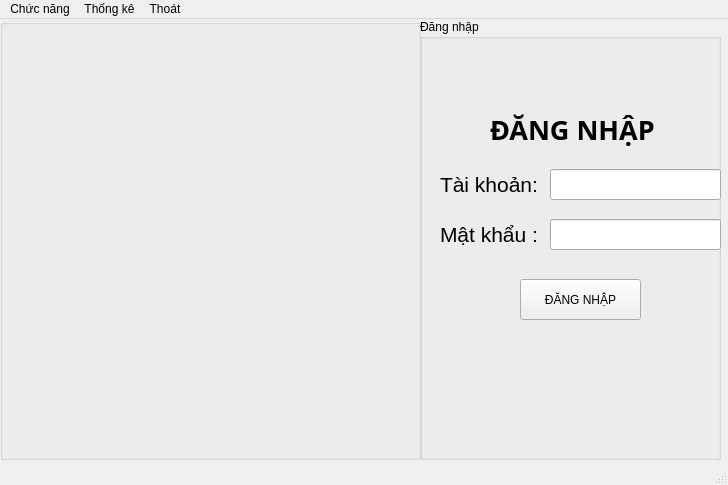
Qt form Dangnhap/dangnhap.ui (lehieu181023/QLTC-python) before a commit.
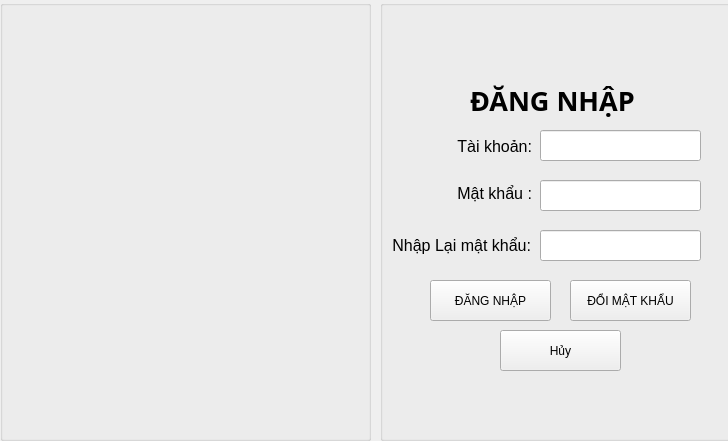
The same form after that commit. Icons and pictures are not drawn.

Patch:
```diff
--- a/Dangnhap/dangnhap.ui
+++ b/Dangnhap/dangnhap.ui
@@ -7,7 +7,7 @@
     <x>0</x>
     <y>0</y>
     <width>728</width>
-    <height>485</height>
+    <height>441</height>
    </rect>
   </property>
   <property name="windowTitle">
@@ -19,7 +19,7 @@
      <rect>
       <x>0</x>
       <y>0</y>
-      <width>421</width>
+      <width>371</width>
       <height>441</height>
      </rect>
     </property>
@@ -33,9 +33,9 @@
    <widget class="QGroupBox" name="groupBox_2">
     <property name="geometry">
      <rect>
-      <x>420</x>
+      <x>380</x>
       <y>0</y>
-      <width>301</width>
+      <width>351</width>
       <height>441</height>
      </rect>
     </property>
@@ -43,13 +43,13 @@
      <string notr="true"/>
     </property>
     <property name="title">
-     <string>Đăng nhập</string>
+     <string/>
     </property>
     <widget class="QLabel" name="label">
      <property name="geometry">
       <rect>
-       <x>70</x>
-       <y>90</y>
+       <x>90</x>
+       <y>80</y>
        <width>181</width>
        <height>41</height>
       </rect>
@@ -66,111 +66,146 @@
       <string>ĐĂNG NHẬP</string>
      </property>
     </widget>
+    <widget class="QLineEdit" name="tb_tk">
+     <property name="geometry">
+      <rect>
+       <x>160</x>
+       <y>130</y>
+       <width>161</width>
+       <height>31</height>
+      </rect>
+     </property>
+    </widget>
+    <widget class="QLineEdit" name="tb_mk">
+     <property name="geometry">
+      <rect>
+       <x>160</x>
+       <y>180</y>
+       <width>161</width>
+       <height>31</height>
+      </rect>
+     </property>
+    </widget>
+    <widget class="QPushButton" name="btn_dn">
+     <property name="geometry">
+      <rect>
+       <x>50</x>
+       <y>280</y>
+       <width>121</width>
+       <height>41</height>
+      </rect>
+     </property>
+     <property name="text">
+      <string>ĐĂNG NHẬP</string>
+     </property>
+    </widget>
+    <widget class="QPushButton" name="btn_dmk">
+     <property name="geometry">
+      <rect>
+       <x>190</x>
+       <y>280</y>
+       <width>121</width>
+       <height>41</height>
+      </rect>
+     </property>
+     <property name="text">
+      <string>ĐỔI MẬT KHẨU</string>
+     </property>
+    </widget>
+    <widget class="QLineEdit" name="lineEdit">
+     <property name="geometry">
+      <rect>
+       <x>160</x>
+       <y>230</y>
+       <width>161</width>
+       <height>31</height>
+      </rect>
+     </property>
+    </widget>
+    <widget class="QPushButton" name="btn_huy">
+     <property name="geometry">
+      <rect>
+       <x>120</x>
+       <y>330</y>
+       <width>121</width>
+       <height>41</height>
+      </rect>
+     </property>
+     <property name="text">
+      <string>Hủy</string>
+     </property>
+    </widget>
     <widget class="QLabel" name="label_2">
      <property name="geometry">
       <rect>
-       <x>20</x>
-       <y>150</y>
-       <width>111</width>
+       <x>11</x>
+       <y>131</y>
+       <width>141</width>
        <height>31</height>
       </rect>
      </property>
      <property name="font">
       <font>
        <family>Arial</family>
-       <pointsize>16</pointsize>
+       <pointsize>12</pointsize>
+       <weight>50</weight>
+       <bold>false</bold>
       </font>
      </property>
      <property name="text">
       <string>Tài khoản:</string>
      </property>
+     <property name="alignment">
+      <set>Qt::AlignRight|Qt::AlignTrailing|Qt::AlignVCenter</set>
+     </property>
     </widget>
-    <widget class="QLineEdit" name="tb_tk">
+    <widget class="QLabel" name="label_4">
      <property name="geometry">
       <rect>
-       <x>130</x>
-       <y>150</y>
-       <width>171</width>
+       <x>10</x>
+       <y>230</y>
+       <width>141</width>
        <height>31</height>
       </rect>
      </property>
+     <property name="font">
+      <font>
+       <pointsize>12</pointsize>
+      </font>
+     </property>
+     <property name="text">
+      <string>Nhập Lại mật khẩu:</string>
+     </property>
+     <property name="alignment">
+      <set>Qt::AlignRight|Qt::AlignTrailing|Qt::AlignVCenter</set>
+     </property>
     </widget>
     <widget class="QLabel" name="label_3">
      <property name="geometry">
       <rect>
-       <x>20</x>
-       <y>200</y>
-       <width>111</width>
-       <height>31</height>
+       <x>11</x>
+       <y>183</y>
+       <width>141</width>
+       <height>21</height>
       </rect>
      </property>
      <property name="font">
       <font>
        <family>Arial</family>
-       <pointsize>16</pointsize>
+       <pointsize>12</pointsize>
+       <weight>50</weight>
+       <bold>false</bold>
       </font>
      </property>
      <property name="text">
       <string>Mật khẩu :</string>
      </property>
-    </widget>
-    <widget class="QLineEdit" name="tb_mk">
-     <property name="geometry">
-      <rect>
-       <x>130</x>
-       <y>200</y>
-       <width>171</width>
-       <height>31</height>
-      </rect>
+     <property name="alignment">
+      <set>Qt::AlignRight|Qt::AlignTrailing|Qt::AlignVCenter</set>
      </property>
     </widget>
-    <widget class="QPushButton" name="pushButton">
-     <property name="geometry">
-      <rect>
-       <x>100</x>
-       <y>260</y>
-       <width>121</width>
-       <height>41</height>
-      </rect>
-     </property>
-     <property name="text">
-      <string>ĐĂNG NHẬP</string>
-     </property>
-    </widget>
    </widget>
   </widget>
-  <widget class="QMenuBar" name="menubar">
-   <property name="geometry">
-    <rect>
-     <x>0</x>
-     <y>0</y>
-     <width>728</width>
-     <height>21</height>
-    </rect>
-   </property>
-   <widget class="QMenu" name="menuCh_c_n_ng">
-    <property name="title">
-     <string>Chức năng</string>
-    </property>
-    <addaction name="separator"/>
-    <addaction name="actionQL_thu_cung"/>
-    <addaction name="actionQL_nhan_vien"/>
-   </widget>
-   <widget class="QMenu" name="menuTh_ng_k">
-    <property name="title">
-     <string>Thống kê</string>
-    </property>
-   </widget>
-   <widget class="QMenu" name="menuTho_t">
-    <property name="title">
-     <string>Thoát</string>
-    </property>
-   </widget>
-   <addaction name="menuCh_c_n_ng"/>
-   <addaction name="menuTh_ng_k"/>
-   <addaction name="menuTho_t"/>
-  </widget>
-  <widget class="QStatusBar" name="statusbar"/>
   <action name="actionQL_thu_cung">
    <property name="text">
     <string>QL thu cung</string>
```
Left out of the diff: 2 changed lines with no effect on the pictures.
